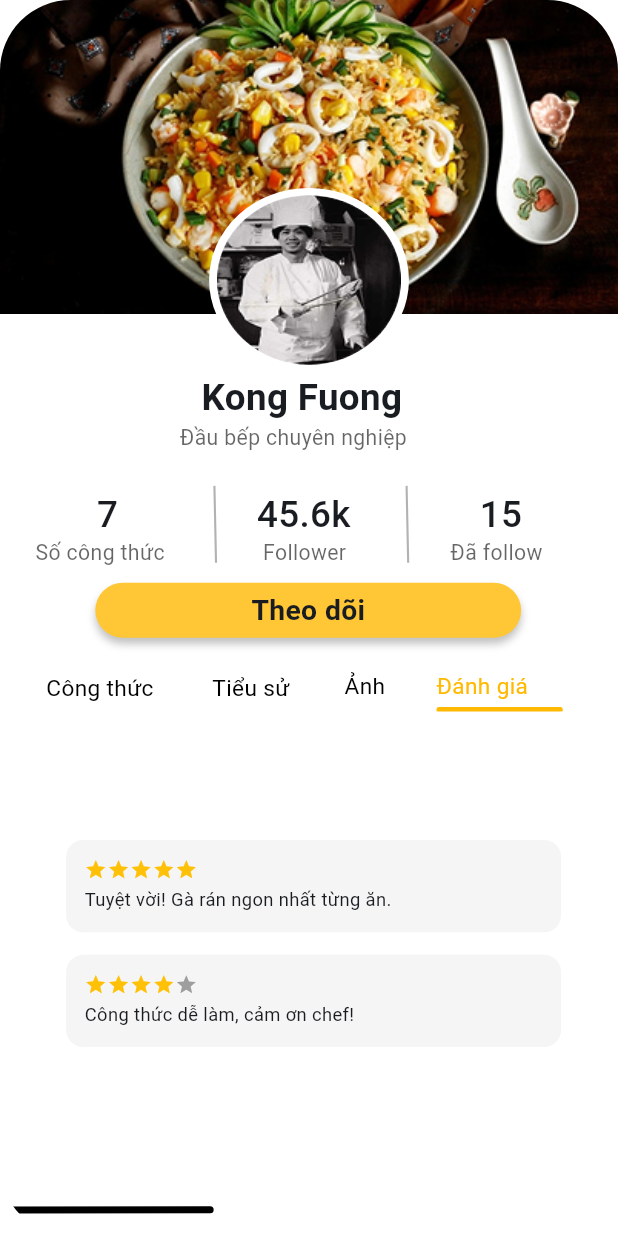
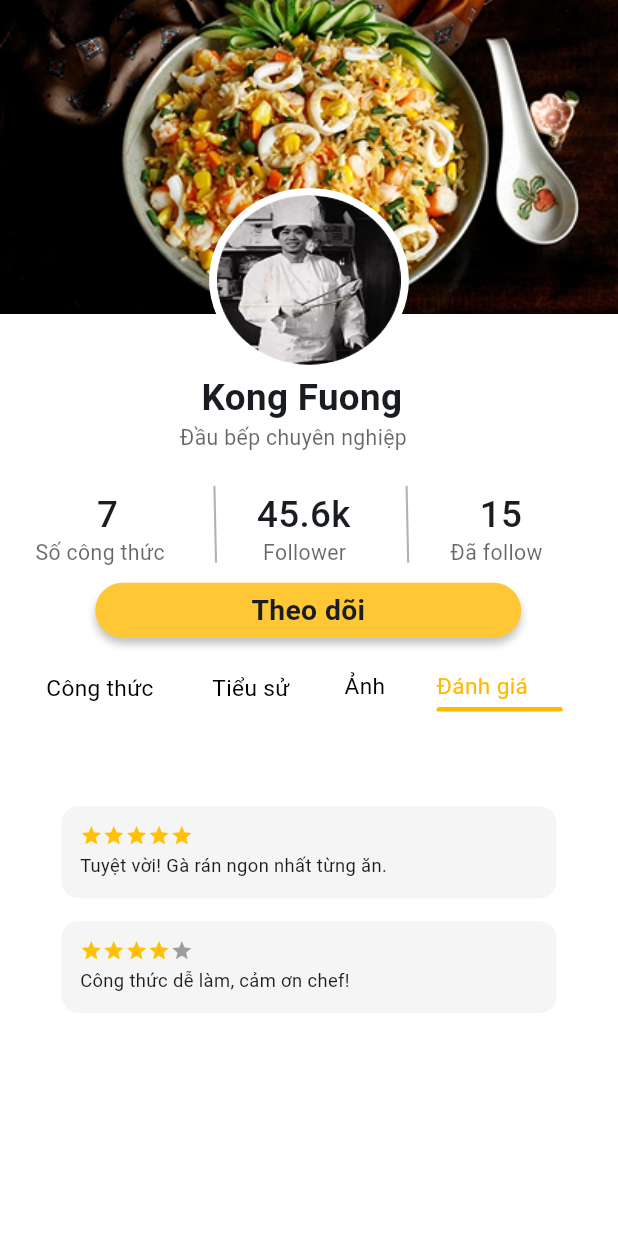
Before and after one commit to dav4k2/DuAnThucTap, a Flutter app: the ChefProfileScreen screen opened directly, after a tap on "Tiểu sử", after a tap on "Ảnh", after a tap on "Đánh giá", on a phone screen of 412 x 824 dp. Run offline on Flutter 3.47's test engine with Material 3 defaults, Android fonts, the light colour scheme and no system bars; our stand-ins replace firebase_auth, firebase_core, flutter_riverpod, flutter_screenutil, google_sign_in, palette_generator; missing offline and left inert: cupertino_native, widgetbook; accounts and stored records are empty.

Commit message:
update profile

```diff
--- a/lib/screens/user_profile/chef_profile_screen.dart
+++ b/lib/screens/user_profile/chef_profile_screen.dart
@@ -13,9 +13,7 @@ import 'package:fontend/screens/user_profile/widgets/profile_tabs.dart';
 import 'package:fontend/screens/user_profile/widgets/recipe_list.dart';
 import 'package:fontend/screens/user_profile/widgets/review_tab.dart';
 import 'package:fontend/screens/user_profile/widgets/stats_section.dart';
-
 import 'logic/chef_provider.dart';
-
 
 class ChefProfileScreen extends ConsumerWidget {
   const ChefProfileScreen({super.key});
@@ -31,17 +29,15 @@ class ChefProfileScreen extends ConsumerWidget {
 
     return Scaffold(
       backgroundColor: Colors.white,
-      body: Container(
-        width: 402.w,
-        height: 874.h,
-        clipBehavior: Clip.antiAlias,
-        decoration: ShapeDecoration(
-          color: Colors.white,
-          shape: RoundedRectangleBorder(borderRadius: BorderRadius.circular(50.r)),
-        ),
+      body: SingleChildScrollView(
+        child: Column(
+          children: [
+            // === HEADER (Stack + Positioned) ===
+            SizedBox(
+              height: 570.h, // đủ cho header + tab
               child: Stack(
                 children: [
-            // Background
+                  // Background card trắng
                   Positioned(
                     left: 0,
                     top: 195.h,
@@ -64,35 +60,26 @@ class ChefProfileScreen extends ConsumerWidget {
                   const ProfileTabs(),
                   if (profileTab == ProfileTab.congThuc) const MealFilter(),
 
-            // ← MỚI: Danh sách món ăn (cuộn được)
-            if (profileTab == ProfileTab.congThuc)
-              RecipeList(recipes: displayedRecipes, topOffset: 594),
-
-            // Các tab khác
-            if (profileTab == ProfileTab.tieuSu) const BioTab(),
-            if (profileTab == ProfileTab.anh) const PhotoGrid(),
-            if (profileTab == ProfileTab.danhGia) const ReviewTab(),
 
 
+                ],
+              ),
 
-            // Bottom nav
-            Positioned(
-              left: 0,
-              top: 853.h,
-              child: Center(
-                child: Transform.rotate(
-                  angle: 3.14,
-                  child: Container(
-                    width: 139.w,
-                    height: 5.h,
-                    decoration: ShapeDecoration(
-                      color: Colors.black,
-                      shape: RoundedRectangleBorder(borderRadius: BorderRadius.circular(100.r)),
             ),
-                  ),
-                ),
-              ),
-            ),
+
+
+            // === NỘI DUNG TAB (CUỘN CÙNG TRANG) ===
+            if (profileTab == ProfileTab.congThuc)
+              RecipeList(recipes: displayedRecipes, topOffset: 0) // topOffset = 0 vì không cần Positioned
+            else if (profileTab == ProfileTab.tieuSu)
+              const BioTab()
+            else if (profileTab == ProfileTab.anh)
+                const PhotoGrid()
+              else if (profileTab == ProfileTab.danhGia)
+                  const ReviewTab(),
+
+            // === KHOẢNG TRỐNG DƯỚI ===
+            SizedBox(height: 100.h),
           ],
         ),
       ),
--- a/lib/screens/user_profile/logic/chef_provider.dart
+++ b/lib/screens/user_profile/logic/chef_provider.dart
@@ -12,6 +12,7 @@ class Recipe {
   final double rating;
   final int reviews;
   final MealTab meal;
+  final String imageAsset;
 
   Recipe({
     required this.title,
@@ -21,6 +22,7 @@ class Recipe {
     required this.rating,
     required this.reviews,
     required this.meal,
+    required this.imageAsset,
   });
 }
 
@@ -34,10 +36,10 @@ final chefProvider = Provider((ref) => Chef(
   followers: "45.6k",
   following: 15,
   allRecipes: [
-    Recipe(title: "Gà rán KFC", time: "30 phút", difficulty: "Dễ", author: "Kong Fuong", rating: 4.8, reviews: 1000, meal: MealTab.tatCa),
-    Recipe(title: "Bánh mì kẹp", time: "15 phút", difficulty: "Dễ", author: "Kong Fuong", rating: 4.9, reviews: 850, meal: MealTab.buaSang),
-    Recipe(title: "Phở bò", time: "45 phút", difficulty: "Trung bình", author: "Kong Fuong", rating: 5.0, reviews: 1200, meal: MealTab.buaTrua),
-    Recipe(title: "Chè thái", time: "20 phút", difficulty: "Dễ", author: "Kong Fuong", rating: 4.7, reviews: 600, meal: MealTab.anVat),
+    Recipe(title: "Gà rán KFC", time: "30 phút", difficulty: "Dễ", author: "Kong Fuong", rating: 4.8, reviews: 1000, meal: MealTab.tatCa,imageAsset: "image/vit.png"),
+    Recipe(title: "Bánh mì kẹp", time: "15 phút", difficulty: "Dễ", author: "Kong Fuong", rating: 4.9, reviews: 850, meal: MealTab.buaSang,imageAsset: "image/vit.png"),
+    Recipe(title: "Phở bò", time: "45 phút", difficulty: "Trung bình", author: "Kong Fuong", rating: 5.0, reviews: 1200, meal: MealTab.buaTrua,imageAsset: "image/profile_bg.png"),
+    Recipe(title: "Chè thái", time: "20 phút", difficulty: "Dễ", author: "Kong Fuong", rating: 4.7, reviews: 600, meal: MealTab.anVat,imageAsset: "image/profile_bg.png"),
   ],
 ));
 
--- a/lib/screens/user_profile/widgets/photo_grid.dart
+++ b/lib/screens/user_profile/widgets/photo_grid.dart
@@ -1,31 +1,36 @@
-// lib/widgets/photo_grid.dart
+// lib/screens/user_profile/widgets/photo_grid.dart
 import 'package:flutter/material.dart';
 import 'package:flutter_screenutil/flutter_screenutil.dart';
 
 class PhotoGrid extends StatelessWidget {
   const PhotoGrid({super.key});
+
   @override
   Widget build(BuildContext context) {
-    return Stack(
-      children: [
-        _photo(43.w, 594.h),
-        _photo(200.w, 594.h),
-        _photo(43.w, 730.h),
-        _photo(200.w, 730.h),
-      ],
+    return Padding(
+      padding: EdgeInsets.fromLTRB(43.w, 0.h, 43.w, 20.h),
+      child: GridView.builder(
+        shrinkWrap: true, // ← QUAN TRỌNG: cho phép GridView co lại
+        physics: const NeverScrollableScrollPhysics(), // ← để SingleChildScrollView cuộn
+        gridDelegate: SliverGridDelegateWithFixedCrossAxisCount(
+          crossAxisCount: 2,
+          mainAxisSpacing: 16.h,
+          crossAxisSpacing: 16.w,
+          childAspectRatio: 150 / 120,
+        ),
+        itemCount: 10, // giả lập 50 ảnh
+        itemBuilder: (context, index) {
+          return Container(
+            decoration: BoxDecoration(
+              borderRadius: BorderRadius.circular(16.r),
+              image: DecorationImage(
+                image: AssetImage("image/profile_bg.png"),
+                fit: BoxFit.cover,
+              ),
+            ),
+          );
+        },
+      ),
     );
   }
-
-  Widget _photo(double left, double top) => Positioned(
-    left: left,
-    top: top,
-    child: Container(
-      width: 150.w,
-      height: 120.h,
-      decoration: BoxDecoration(
-        borderRadius: BorderRadius.circular(16.r),
-        image: const DecorationImage(image: NetworkImage("https://placehold.co/150x120"), fit: BoxFit.cover),
-      ),
-    ),
-  );
 }
--- a/lib/screens/user_profile/widgets/recipe_card.dart
+++ b/lib/screens/user_profile/widgets/recipe_card.dart
@@ -18,7 +18,10 @@ class RecipeCard extends StatelessWidget {
             width: 322.w,
             height: 139.h,
             decoration: ShapeDecoration(
-              image: const DecorationImage(image: NetworkImage("https://placehold.co/322x139"), fit: BoxFit.cover),
+              image: DecorationImage(
+                image: AssetImage(recipe.imageAsset), // ← DÙNG ẢNH CỦA MÓN
+                fit: BoxFit.cover,
+              ),
               shape: RoundedRectangleBorder(borderRadius: BorderRadius.circular(20.r)),
               shadows: const [BoxShadow(color: Color(0x3F000000), blurRadius: 4, offset: Offset(0, 4))],
             ),
--- a/lib/screens/user_profile/widgets/recipe_list.dart
+++ b/lib/screens/user_profile/widgets/recipe_list.dart
@@ -1,46 +1,34 @@
-// lib/widgets/recipe_list.dart
+// lib/screens/user_profile/widgets/recipe_list.dart
 import 'package:flutter/material.dart';
 import 'package:flutter_screenutil/flutter_screenutil.dart';
-import '../recipe_detail_screen.dart';
+import '../logic/chef_provider.dart';
 import 'recipe_card.dart';
-import '../logic/chef_provider.dart';
+
 
 class RecipeList extends StatelessWidget {
   final List<Recipe> recipes;
   final double topOffset;
-  const RecipeList({super.key, required this.recipes, this.topOffset = 594});
+  const RecipeList({super.key, required this.recipes, this.topOffset = 0});
 
   @override
   Widget build(BuildContext context) {
     if (recipes.isEmpty) return const SizedBox();
 
-    return Positioned(
-      left: 43.w,
-      top: topOffset.h,
-      child: SizedBox(
-        width: 322.w,
-        height: 280.h, // đủ để cuộn 2-3 món
-        child: ListView.builder(
-          padding: EdgeInsets.zero,
-          itemCount: recipes.length,
-          itemBuilder: (context, index) {
-            final recipe = recipes[index];
+    return Padding(
+      padding: EdgeInsets.fromLTRB(43.w, 40.h, 43.w, 20.h),
+      child: Column(
+        children: recipes.asMap().entries.map((e) {
+          final recipe = e.value;
           return Padding(
             padding: EdgeInsets.only(bottom: 24.h),
             child: RecipeCard(
               recipe: recipe,
               onTap: () {
-                  Navigator.push(
-                    context,
-                    MaterialPageRoute(
-                      builder: (_) => RecipeDetailScreen(recipe: recipe),
-                    ),
-                  );
+                // Mở chi tiết
               },
             ),
           );
-          },
-        ),
+        }).toList(),
       ),
     );
   }
```
Also changed, not shown: lib/screens/user_profile/recipe_detail_screen.dart (+96 -6 lines), 4 other files. Lines whose indentation alone changed are shown as unchanged.
